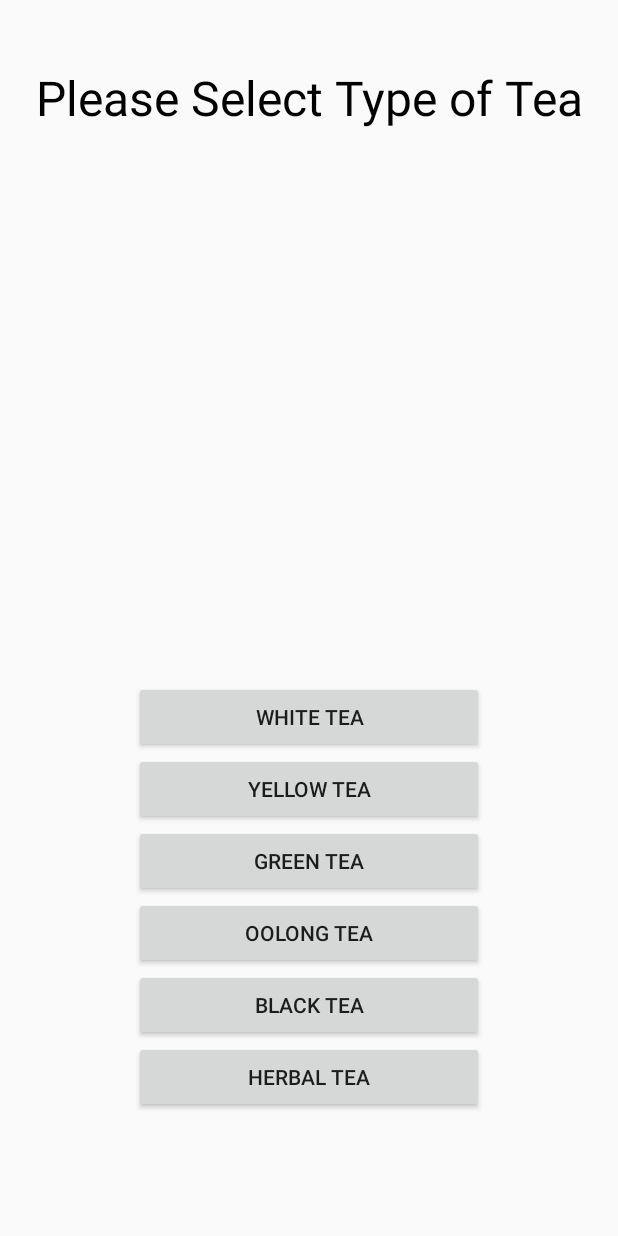
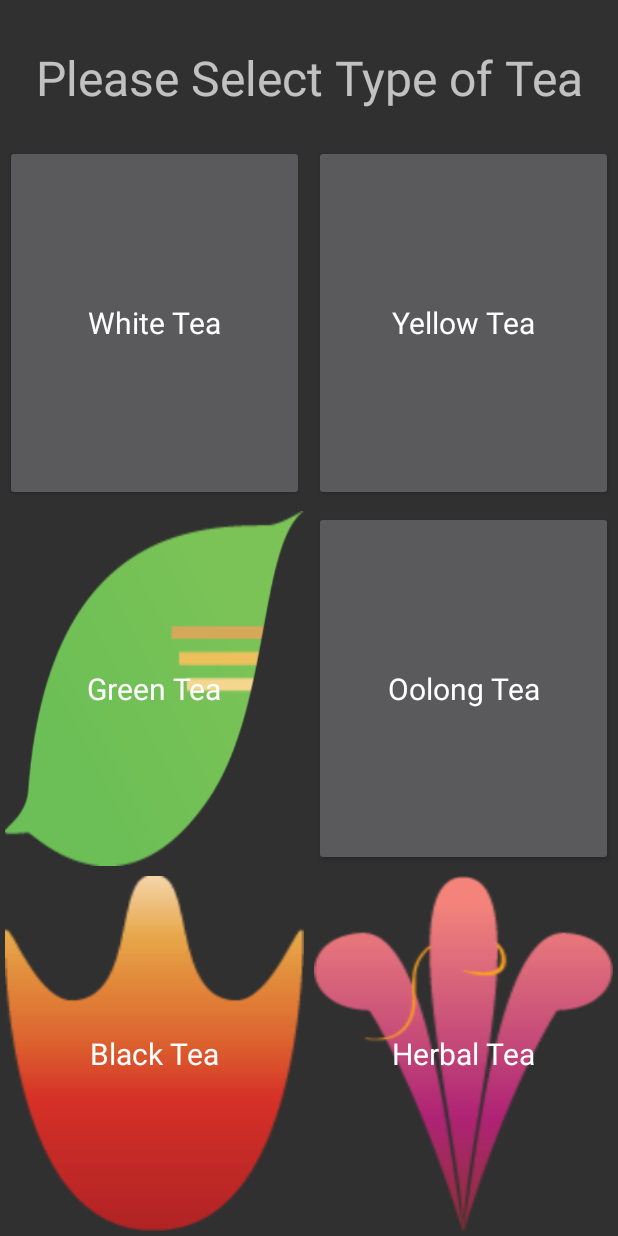
Before and after one commit to aprestona/Steeped., an Android app: the screen it shows after launch (TeaType), on a phone screen of 412 x 824 dp. Run offline under Robolectric (Android 15) with nearby library versions, the phone set to English and light mode, and no system bars.

Commit message:
Layouts and Pictures
Added several pictures to buttons for the tea type screen. Began
changing the themes for all layout screens to a material design black
theme. Rearranged buttons on tea type screen to look good.

-- Need more pictures for buttons
-- Need the icon for the app
-- Need the other screens to be standardized to match initial screen

```diff
--- a/app/src/main/AndroidManifest.xml
+++ b/app/src/main/AndroidManifest.xml
@@ -4,9 +4,9 @@ package="sonsoflibertea.steeped">
 
 <application
     android:allowBackup="true"
-    android:icon="@drawable/antennae"
+    android:icon="@drawable/green"
     android:label="@string/app_name"
-    android:theme="@style/AppTheme" >
+    android:theme="@style/Theme.AppCompat" >
     <activity
         android:name=".SplashScreen"
         android:label="@string/title_activity_splash_screen" >
--- a/app/src/main/res/layout/brew_type.xml
+++ b/app/src/main/res/layout/brew_type.xml
@@ -16,18 +16,30 @@
         android:layout_alignParentStart="true"
         android:weightSum="1">
 
-    <Button
+        <TextView
+            android:id="@+id/tv_BrewType"
+            android:layout_width="fill_parent"
+            android:layout_height="wrap_content"
+            android:gravity="center"
+            android:text="Choose a brew type"
+            android:textSize="30sp"
+            android:theme="@style/AppTheme"
+            android:layout_above="@+id/linearLayout"
+            android:layout_alignParentLeft="true"
+            android:layout_alignParentStart="true" />
+
+        <Button
             android:id="@+id/btn_infuser"
             android:layout_width="390dp"
             android:layout_height="150dp"
             android:layout_gravity="center_horizontal"
 
             android:text="@string/btn_infusor"
-            android:textColor="#FFFFFF"
-            android:background="#F000"
-            android:layout_marginTop="40dp"
+        android:layout_marginTop="40dp"
             android:layout_marginBottom="5dp"
-            android:layout_weight="0.92" />
+            android:layout_weight="0.92"
+        style="@style/AppTheme"
+        android:textSize="20sp" />
 
 
     <Button
@@ -37,8 +49,8 @@
         android:layout_gravity="center"
         android:text="@string/btn_kettle"
         android:layout_marginBottom="5dp"
-        android:background="#F000"
-        android:textColor="#FFFFFF"/>
+        style="@style/AppTheme"
+        android:textSize="20sp" />
 
 
     <Button
@@ -48,28 +60,12 @@
         android:layout_gravity="center"
 
         android:text="@string/btn_pot"
-        android:background="#F000"
-        android:textColor="#FFFFFF"
-        android:layout_weight="1.24" />
-
-
-
+        android:layout_weight="1.24"
+        style="@style/AppTheme"
+        android:textSize="20sp" />
 
 
     </LinearLayout>
 
 
-    <TextView
-        android:id="@+id/tv_BrewType"
-        android:layout_width="371dp"
-        android:layout_height="40sp"
-        android:gravity="center"
-        android:text="Choose a brew type"
-        android:textSize="30sp"
-        android:textColor="#000000"
-        android:layout_alignParentEnd="false" />
-
-
-
-
 </RelativeLayout>
--- a/app/src/main/res/layout/tea_type.xml
+++ b/app/src/main/res/layout/tea_type.xml
@@ -6,62 +6,121 @@
 
     <LinearLayout
         android:id="@+id/linearLayout"
-        android:layout_width="wrap_content"
-        android:layout_height="wrap_content"
-        android:layout_alignParentBottom="true"
-        android:layout_centerHorizontal="true"
-        android:layout_marginBottom="82dp"
-        android:orientation="vertical">
+        android:layout_width="fill_parent"
+        android:layout_height="fill_parent"
+        android:orientation="vertical"
+        android:layout_below="@+id/tv_TeaType"
+        android:layout_alignParentLeft="true"
+        android:layout_alignParentStart="true">
 
-        <Button
-            android:id="@+id/btn_white"
+        <LinearLayout
+            android:orientation="horizontal"
             android:layout_width="fill_parent"
             android:layout_height="wrap_content"
-            android:text="@string/btn_white" />
+            android:clipToPadding="false"
+            android:layout_marginTop="30dp"
+            android:layout_marginBottom="20dp">
 
-        <Button
-            android:id="@+id/btn_yellow"
-            android:layout_width="fill_parent"
-            android:layout_height="wrap_content"
-            android:text="@string/btn_yellow" />
+            <TextView
+                android:id="@+id/tv_TeaType"
+                android:layout_width="fill_parent"
+                android:layout_height="wrap_content"
+                android:text="@string/tv_TeaType"
+                android:gravity="center_vertical|center_horizontal"
+                android:autoText="false"
+                android:textSize="32sp"
+                android:textStyle="normal" />
+        </LinearLayout>
 
-        <Button
-            android:id="@+id/btn_green"
-            android:layout_width="fill_parent"
-            android:layout_height="wrap_content"
-            android:text="@string/btn_green" />
+        <LinearLayout
+            android:orientation="horizontal"
+            android:layout_width="match_parent"
+            android:layout_height="match_parent"
+            android:layout_weight="1">
 
-        <Button
-            android:id="@+id/btn_oolong"
-            android:layout_width="233dp"
-            android:layout_height="fill_parent"
-            android:text="@string/btn_oolong" />
+            <Button
+                android:id="@+id/btn_white"
+                android:layout_width="fill_parent"
+                android:layout_height="fill_parent"
+                android:text="@string/btn_white"
+                android:layout_weight="1"
+                android:layout_margin="3dp"
+                android:textSize="20sp"
+                style="@style/AppTheme" />
 
-        <Button
-            android:id="@+id/btn_black"
-            android:layout_width="fill_parent"
-            android:layout_height="wrap_content"
-            android:text="@string/btn_black" />
+            <Button
+                android:id="@+id/btn_yellow"
+                android:text="@string/btn_yellow"
+                style="@style/AppTheme"
+                android:layout_margin="3dp"
+                android:textSize="20sp"
+                android:layout_weight="1"
+                android:layout_width="fill_parent"
+                android:layout_height="fill_parent" />
 
-        <Button
-            android:id="@+id/btn_herbal"
-            android:layout_width="fill_parent"
-            android:layout_height="wrap_content"
-            android:text="@string/btn_herbal" />
+        </LinearLayout>
+
+        <LinearLayout
+            android:orientation="horizontal"
+            android:layout_width="match_parent"
+            android:layout_height="match_parent"
+            android:layout_weight="1">
+
+            <Button
+                android:id="@+id/btn_green"
+                android:layout_width="fill_parent"
+                android:layout_height="fill_parent"
+                android:text="@string/btn_green"
+                android:autoText="false"
+                android:background="@drawable/green"
+                android:elegantTextHeight="false"
+                android:textSize="20sp"
+                android:textStyle="normal"
+                android:typeface="normal"
+                android:layout_weight="1"
+                android:layout_margin="3dp"
+                style="@style/AppTheme" />
+
+            <Button
+                android:id="@+id/btn_oolong"
+                android:layout_width="fill_parent"
+                android:layout_height="fill_parent"
+                android:text="@string/btn_oolong"
+                android:layout_weight="1"
+                android:layout_margin="3dp"
+                android:textSize="20sp"
+                style="@style/AppTheme" />
+        </LinearLayout>
+
+        <LinearLayout
+            android:orientation="horizontal"
+            android:layout_width="match_parent"
+            android:layout_height="match_parent"
+            android:layout_weight="1">
+
+            <Button
+                android:id="@+id/btn_black"
+                android:layout_width="fill_parent"
+                android:layout_height="fill_parent"
+                android:text="@string/btn_black"
+                android:background="@drawable/black"
+                android:layout_weight="1"
+                android:layout_margin="3dp"
+                android:textSize="20sp"
+                style="@style/AppTheme" />
+
+            <Button
+                android:id="@+id/btn_herbal"
+                android:layout_width="fill_parent"
+                android:layout_height="fill_parent"
+                android:text="@string/btn_herbal"
+                android:background="@drawable/herbal"
+                android:layout_weight="1"
+                android:layout_margin="3dp"
+                android:textSize="20sp"
+                style="@style/AppTheme" />
+        </LinearLayout>
+
     </LinearLayout>
 
-    <TextView
-        android:id="@+id/tv_TeaType"
-        android:layout_width="fill_parent"
-        android:layout_height="wrap_content"
-        android:layout_marginTop="43dp"
-        android:text="@string/tv_TeaType"
-        android:textAppearance="?android:attr/textAppearanceLarge"
-        android:gravity="center_vertical|center_horizontal"
-        android:autoText="false"
-        android:textSize="32sp"
-        android:textColor="#000000"
-        android:layout_alignParentTop="true"
-        android:layout_alignParentLeft="true"
-        android:layout_alignParentStart="true" />
 </RelativeLayout>
--- a/app/src/main/res/values/styles.xml
+++ b/app/src/main/res/values/styles.xml
@@ -5,4 +5,11 @@
         <!-- Customize your theme here. -->
     </style>
 
+    <style name="buttons">
+        <item name="android:layout_width">fill_parent</item>
+        <item name="android:layout_height">fill_parent</item>
+        <item name="android:layout_weight">1</item>
+        <item name="android:layout_margin">3dp</item>
+    </style>
+
 </resources>
```
Also changed, not shown: app/src/main/res/drawable/black.png (added), app/src/main/res/drawable/green.png (added), app/src/main/res/drawable/herbal.png (added), app/src/main/res/drawable/oolong.png (added), app/src/main/res/drawable/white.png (added), 1 other file.
